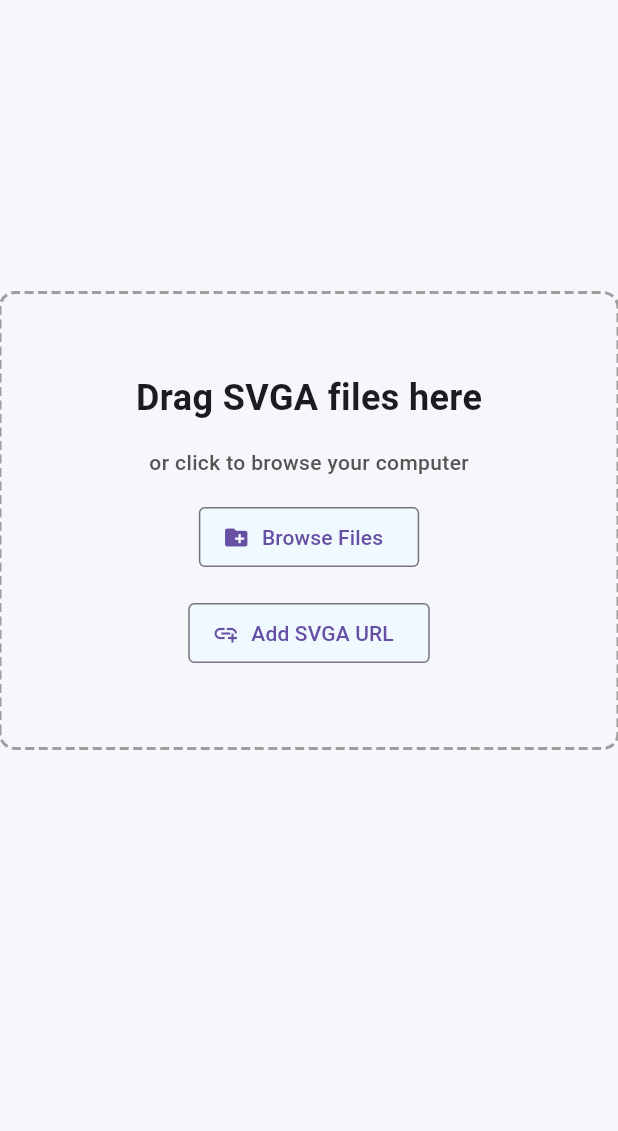
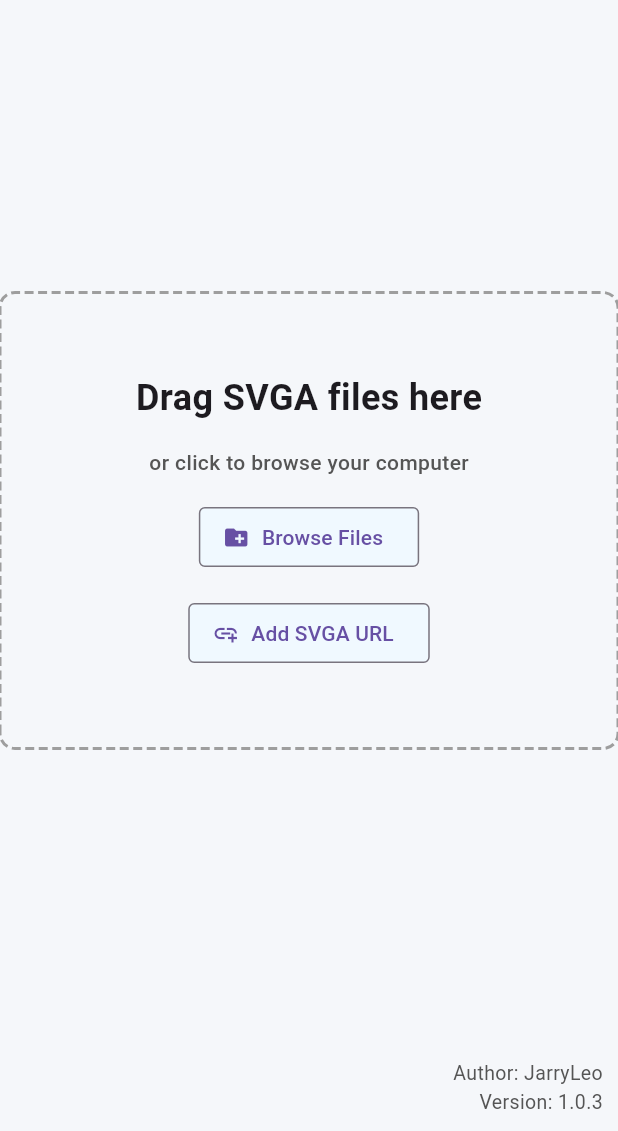
Before and after one commit to jarryleo/svga_player_flutter, a Flutter app: the screen it shows after launch, on a phone screen of 412 x 824 dp, the part 105-1236 px from its top. Run offline on Flutter 3.47's test engine with Material 3 defaults, Android fonts, the phone set to English and light mode, and no system bars; drawn by our look-alikes of dotted_border; our stand-ins replace args, file_picker, package_info_plus, path_drawing; missing offline and left inert: desktop_drop, flutter_soloud, protobuf, window_manager; key blocks and very long unbroken strings in the code were emptied for the run.

Commit message:
[add] 显示版本号

```diff
--- a/lib/page/main_page.dart
+++ b/lib/page/main_page.dart
@@ -3,6 +3,7 @@ import 'dart:io';
 import 'package:dotted_border/dotted_border.dart';
 import 'package:file_picker/file_picker.dart';
 import 'package:flutter/material.dart';
+import 'package:package_info_plus/package_info_plus.dart';
 import 'package:svga_viewer/svgaplayer/svga_source.dart';
 import 'package:svga_viewer/theme/text_styles.dart';
 import 'package:svga_viewer/utils/file_open_handler.dart';
@@ -25,10 +26,16 @@ class MainPage extends StatefulWidget {
 
 class _MainPageState extends State<MainPage> {
   String? currentFilePath;
+  String? version;
 
   @override
   void initState() {
     currentFilePath = widget.initialFile;
+    getVersion().then((v) {
+      setState(() {
+        version = v;
+      });
+    });
     super.initState();
     var path = currentFilePath;
     if (path != null && path.isNotEmpty) {
@@ -106,9 +113,26 @@ class _MainPageState extends State<MainPage> {
             right: 10,
             child: _buildMainTopBar(context),
           ),
+          Positioned(
+            right: 10,
+            bottom: 10,
+            child: Text(
+              "Author: JarryLeo \nVersion: $version",
+              style: const TextStyle(
+                fontSize: 13,
+                color: GColors.secondaryText,
+              ),
+              textAlign: TextAlign.right,
+            ),
+          )
         ],
       ),
     );
+  }
+
+  Future<String> getVersion() async {
+    PackageInfo packageInfo = await PackageInfo.fromPlatform();
+    return packageInfo.version;
   }
 
   Widget _buildMainTopBar(context) => Container(
--- a/lib/widget/sprite_item.dart
+++ b/lib/widget/sprite_item.dart
@@ -140,7 +140,7 @@ class _SpriteInfoItemWidgetState extends State<SpriteInfoItemWidget> {
                     ),
                     Center(
                       child: Text(
-                        '文字',
+                        '文字预览',
                         style: TextStyle(
                           fontSize: widget.spriteInfo.textSize ?? 16.0,
                           color: widget.spriteInfo.textColor ?? Colors.black,
--- a/pubspec.yaml
+++ b/pubspec.yaml
@@ -43,6 +43,7 @@ dependencies:
   file_picker: ^8.3.0
   dotted_border: ^2.1.0 #虚线框
   args: ^2.7.0
+  package_info_plus: ^8.3.1
 
 
   # The following adds the Cupertino Icons font to your application.
```
Also changed, not shown: pubspec.lock, 2 other files.
